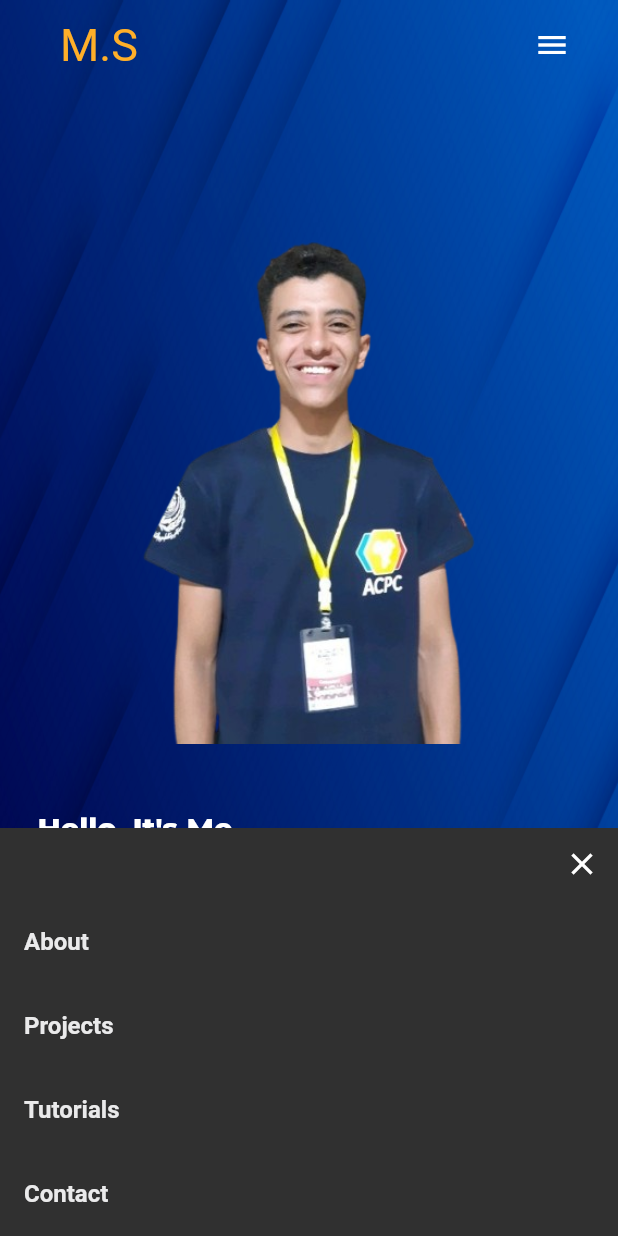
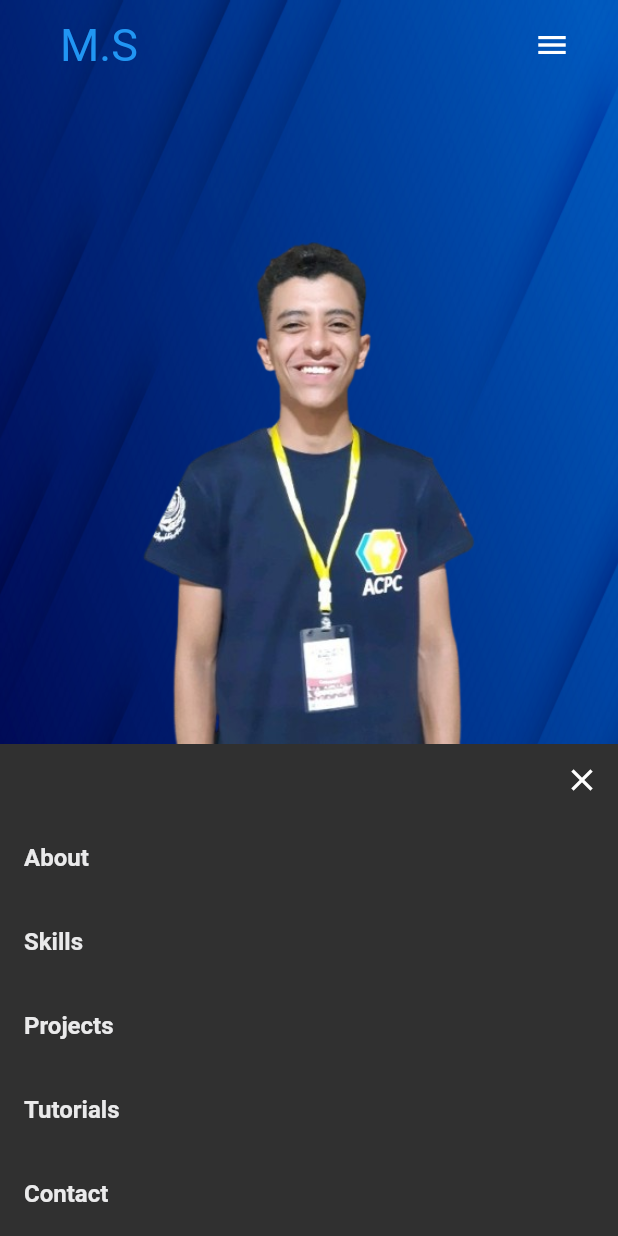
Before and after one commit to moyamany/Mohamed-Sobhy, a Flutter app: the screen it shows after launch, after a tap on the "menu" icon, on a phone screen of 412 x 824 dp. Run offline on Flutter 3.47's test engine with Material 3 defaults, Android fonts, the phone set to English and light mode, and no system bars; drawn by our look-alikes of animated_text_kit; our stand-ins replace animate_do, bloc, carousel_slider, google_fonts.

```diff
--- a/lib/feature/home/presentation/views/home_header_view.dart
+++ b/lib/feature/home/presentation/views/home_header_view.dart
@@ -10,7 +10,7 @@ class HomeHeaderView extends StatelessWidget {
   @override
   Widget build(BuildContext context) {
     return AppResponsive.isMobile(context)
-        ? MobileDrawerView()
+        ? MobileDrawerView(onTap: onTap)
         : HeaderDeskTopView(onTap: onTap);
   }
 }
--- a/lib/feature/home/presentation/views/mobile_menu_icon.dart
+++ b/lib/feature/home/presentation/views/mobile_menu_icon.dart
@@ -3,7 +3,8 @@ import 'package:my_portfolio/feature/home/presentation/widget/custom_bottom_shee
 import 'package:my_portfolio/feature/home/presentation/widget/my_logo_widget.dart';
 
 class MobileDrawerView extends StatelessWidget {
-  const MobileDrawerView({super.key});
+  final void Function(int) onTap;
+  const MobileDrawerView({super.key, required this.onTap});
 
   @override
   Widget build(BuildContext context) {
@@ -16,9 +17,9 @@ class MobileDrawerView extends StatelessWidget {
           const Spacer(),
           IconButton(
             onPressed: () {
-              Scaffold.of(
-                context,
-              ).showBottomSheet((context) => CustomeBottomSheetView());
+              Scaffold.of(context).showBottomSheet(
+                (context) => CustomeBottomSheetView(onTap: onTap),
+              );
             },
             icon: Icon(Icons.menu),
           ),
--- a/lib/feature/home/presentation/widget/custom_bottom_sheet.dart
+++ b/lib/feature/home/presentation/widget/custom_bottom_sheet.dart
@@ -3,7 +3,8 @@ import 'package:my_portfolio/core/utils/app_string.dart';
 import 'package:my_portfolio/feature/home/presentation/widget/custome_text_list_tile.dart';
 
 class CustomeBottomSheetView extends StatelessWidget {
-  const CustomeBottomSheetView({super.key});
+  final void Function(int) onTap;
+  const CustomeBottomSheetView({super.key, required this.onTap});
 
   @override
   Widget build(BuildContext context) {
@@ -19,10 +20,36 @@ class CustomeBottomSheetView extends StatelessWidget {
             icon: Icon(Icons.close),
           ),
         ),
-        CustomeTextListTile(title: AppString.about, onTap: () {}),
-        CustomeTextListTile(title: AppString.projects, onTap: () {}),
-        CustomeTextListTile(title: AppString.tutorials, onTap: () {}),
-        CustomeTextListTile(title: AppString.contact, onTap: () {}),
+        CustomeTextListTile(
+          title: AppString.about,
+          onTap: () {
+            onTap(0);
+          },
+        ),
+        CustomeTextListTile(
+          title: AppString.skills,
+          onTap: () {
+            onTap(1);
+          },
+        ),
+        CustomeTextListTile(
+          title: AppString.projects,
+          onTap: () {
+            onTap(2);
+          },
+        ),
+        CustomeTextListTile(
+          title: AppString.tutorials,
+          onTap: () {
+            onTap(4);
+          },
+        ),
+        CustomeTextListTile(
+          title: AppString.contact,
+          onTap: () {
+            onTap(5);
+          },
+        ),
       ],
     );
   }
--- a/lib/feature/home/presentation/widget/my_logo_widget.dart
+++ b/lib/feature/home/presentation/widget/my_logo_widget.dart
@@ -14,7 +14,7 @@ class MyLogoWidget extends StatelessWidget {
       child: Text(
         AppString.msLogo,
         textScaler: TextScaler.linear(1),
-        style: TextStyle(color: AppColors.yellowPrimay, fontSize: 30),
+        style: TextStyle(color: Colors.blue, fontSize: 30),
       ),
     );
   }
```
